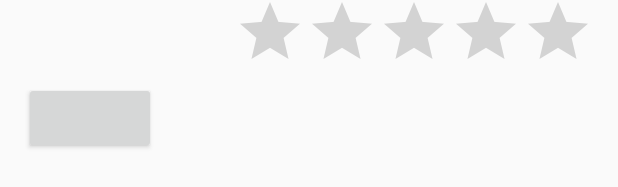
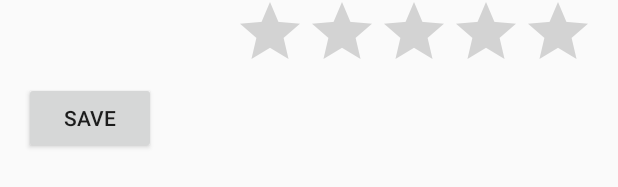
Before and after one commit to JakeWalkerMiranda/Data-Binding-Firebase, an Android app: the layout book_form_content.xml on its own in the app's theme, with its tools: preview values and no code run, on a phone screen of 412 x 824 dp. Shown: the part 432-619 px from the top of the screen. Run offline under Robolectric (Android 15) with nearby library versions, the phone set to English and light mode, and no system bars.

```diff
--- a/app/src/main/java/br/com/jwm/livros/BookFormActivity.kt
+++ b/app/src/main/java/br/com/jwm/livros/BookFormActivity.kt
@@ -2,18 +2,17 @@ package br.com.jwm.livros
 
 import android.content.Context
 import android.content.Intent
-import androidx.appcompat.app.AppCompatActivity
 import android.os.Bundle
-import android.os.PersistableBundle
 import android.view.View
 import android.widget.CompoundButton
-import android.widget.ImageView
 import android.widget.Toast
+import androidx.appcompat.app.AppCompatActivity
 import androidx.databinding.DataBindingUtil
 import br.com.jwm.livros.databinding.ActivityBookFormBinding
 import br.com.jwm.livros.model.Book
 import br.com.jwm.livros.model.MediaType
 import br.com.jwm.livros.model.Publisher
+import kotlinx.android.synthetic.main.book_form_content.view.*
 import org.parceler.Parcels
 
 class BookFormActivity : AppCompatActivity() {
--- a/app/src/main/java/br/com/jwm/livros/BooksListActivity.kt
+++ b/app/src/main/java/br/com/jwm/livros/BooksListActivity.kt
@@ -13,7 +13,7 @@ class BooksListActivity : AppCompatActivity() {
         setContentView(R.layout.activity_main)
 
         //Testando para ver se está tudo funcionando
-        BookDetailsActivity.start(this,
+        BookFormActivity.start(this,
             Book().apply {
                 id = "1"
                 title = "Dominando o Android com Kotlin"
--- a/app/src/main/java/br/com/jwm/livros/model/Book.kt
+++ b/app/src/main/java/br/com/jwm/livros/model/Book.kt
@@ -1,7 +1,7 @@
 package br.com.jwm.livros.model
 import androidx.databinding.BaseObservable
 import androidx.databinding.Bindable
-import br.com.jwm.livros.BR
+import androidx.databinding.library.baseAdapters.BR
 import org.parceler.Parcel
 
 /*Classe modelo do objeto Book (Livro). Livro possui publicação e tipo, que são
--- a/app/src/main/res/layout/book_form_content.xml
+++ b/app/src/main/res/layout/book_form_content.xml
@@ -132,7 +132,8 @@
             android:id="@+id/btnSave"
             android:layout_width="wrap_content"
             android:layout_height="wrap_content"
-            android:onClick="@{view::clickSaveBook}"/>
+            android:onClick="@{view::clickSaveBook}"
+            android:text="@string/button_save"/>
 
         <ProgressBar
             android:id="@+id/progressBar"
--- a/build.gradle
+++ b/build.gradle
@@ -7,7 +7,7 @@ buildscript {
         core_ktx = '1.1.0'
         glide_version = '4.8.0'
         gradle_version = '3.3.1'
-        kotlin_version = '1.3.61'
+        kotlin_version = '1.3.20'
         parceler_version = '1.1.12'
     }
 
```
Also changed, not shown: app/src/main/java/br/com/jwm/livros/binding/EditTextBinding.kt (added, +39 -0 lines).
